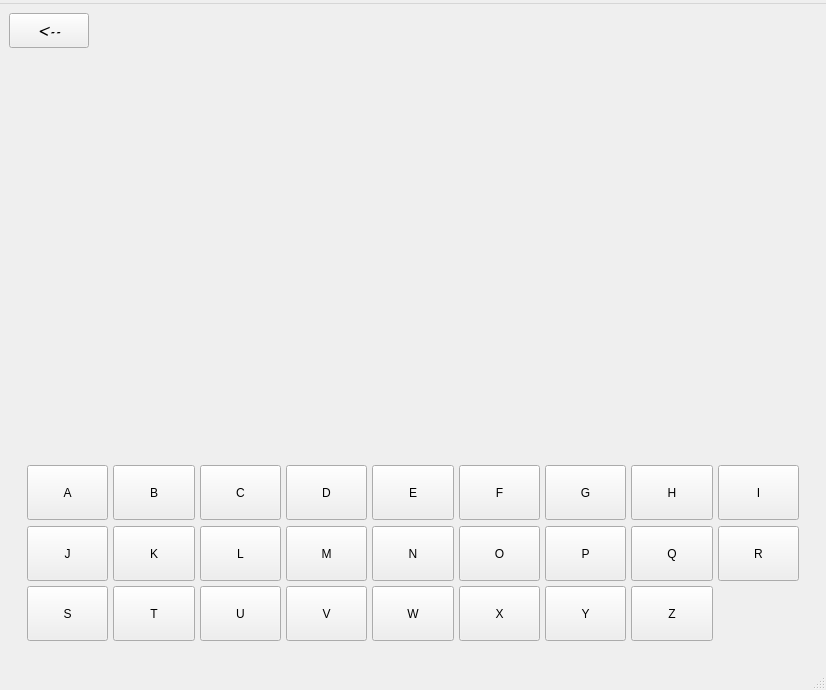
Qt form GUI/Forms/mainwindow.ui (dmitrykitty/hang-game) before a commit.
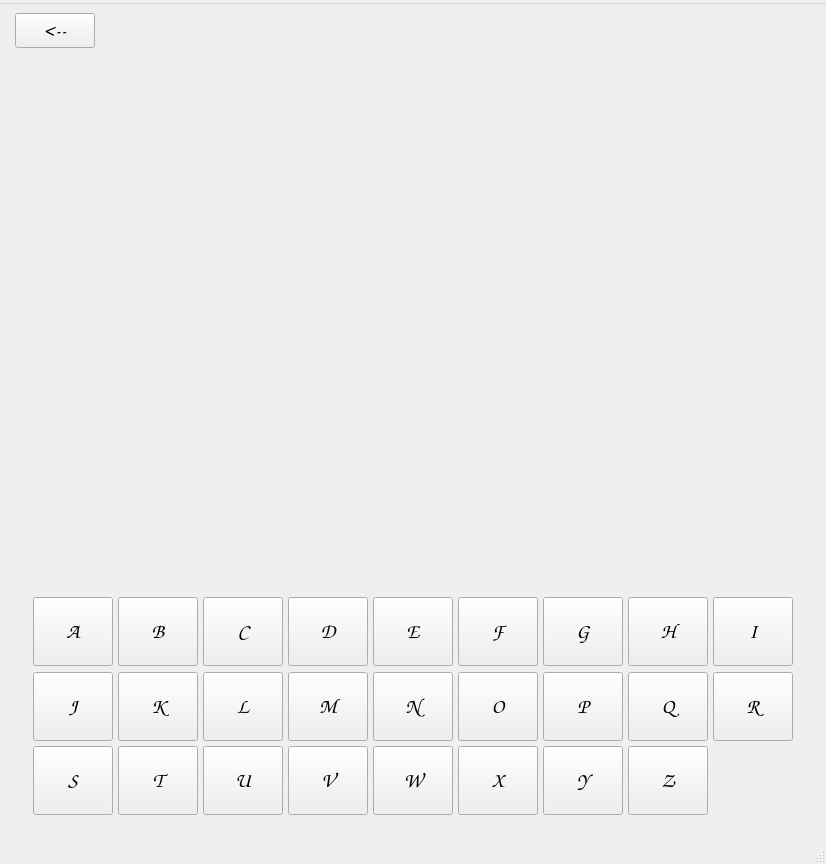
The same form after that commit.

Commit message: game logic and image display added

Patch:
```diff
--- a/GUI/Forms/mainwindow.ui
+++ b/GUI/Forms/mainwindow.ui
@@ -7,7 +7,7 @@
     <x>0</x>
     <y>0</y>
     <width>826</width>
-    <height>690</height>
+    <height>864</height>
    </rect>
   </property>
   <property name="sizePolicy">
@@ -29,11 +29,14 @@
    <property name="minimumSize">
     <size>
      <width>480</width>
-     <height>640</height>
+     <height>720</height>
     </size>
    </property>
    <layout class="QGridLayout" name="gridLayout">
-    <item row="1" column="0">
+    <property name="sizeConstraint">
+     <enum>QLayout::SizeConstraint::SetNoConstraint</enum>
+    </property>
+    <item row="1" column="0" alignment="Qt::AlignmentFlag::AlignHCenter">
      <widget class="QStackedWidget" name="stackedWidget">
       <property name="currentIndex">
        <number>1</number>
@@ -225,7 +228,20 @@
        </layout>
       </widget>
       <widget class="QWidget" name="pageGame">
-       <layout class="QVBoxLayout" name="verticalLayout_7" stretch="0,0,0">
+       <layout class="QVBoxLayout" name="verticalLayout_7" stretch="2,0,1">
+        <item>
+         <widget class="QLabel" name="pictureGame">
+          <property name="maximumSize">
+           <size>
+            <width>484</width>
+            <height>484</height>
+           </size>
+          </property>
+          <property name="text">
+           <string/>
+          </property>
+         </widget>
+        </item>
         <item>
          <spacer name="verticalSpacer">
           <property name="orientation">
@@ -239,19 +255,6 @@
           </property>
          </spacer>
         </item>
-        <item>
-         <spacer name="verticalSpacer_2">
-          <property name="orientation">
-           <enum>Qt::Orientation::Vertical</enum>
-          </property>
-          <property name="sizeHint" stdset="0">
-           <size>
-            <width>20</width>
-            <height>40</height>
-           </size>
-          </property>
-         </spacer>
-        </item>
         <item>
          <widget class="QWidget" name="keyboardWidget" native="true">
           <layout class="QGridLayout" name="gridLayout_3" rowminimumheight="1,1,1,1,1,1">
@@ -268,10 +271,16 @@
              </property>
              <property name="minimumSize">
               <size>
-               <width>20</width>
-               <height>20</height>
+               <width>15</width>
+               <height>15</height>
               </size>
              </property>
+             <property name="font">
+              <font>
+               <family>Comic Sans MS</family>
+               <pointsize>16</pointsize>
+              </font>
+             </property>
              <property name="text">
               <string>O</string>
              </property>
@@ -287,10 +296,16 @@
              </property>
              <property name="minimumSize">
               <size>
-               <width>20</width>
-               <height>20</height>
+               <width>15</width>
+               <height>15</height>
               </size>
              </property>
+             <property name="font">
+              <font>
+               <family>Comic Sans MS</family>
+               <pointsize>16</pointsize>
+              </font>
+             </property>
              <property name="text">
               <string>W</string>
              </property>
@@ -306,10 +321,16 @@
              </property>
              <property name="minimumSize">
               <size>
-               <width>20</width>
-               <height>20</height>
+               <width>15</width>
+               <height>15</height>
               </size>
              </property>
+             <property name="font">
+              <font>
+               <family>Comic Sans MS</family>
+               <pointsize>16</pointsize>
+              </font>
+             </property>
              <property name="text">
               <string>F</string>
              </property>
@@ -325,10 +346,16 @@
              </property>
              <property name="minimumSize">
               <size>
-               <width>20</width>
-               <height>20</height>
+               <width>15</width>
+               <height>15</height>
               </size>
              </property>
+             <property name="font">
+              <font>
+               <family>Comic Sans MS</family>
+               <pointsize>16</pointsize>
+              </font>
+             </property>
              <property name="text">
               <string>N</string>
              </property>
@@ -344,10 +371,16 @@
              </property>
              <property name="minimumSize">
               <size>
-               <width>20</width>
-               <height>20</height>
+               <width>15</width>
+               <height>15</height>
               </size>
              </property>
+             <property name="font">
+              <font>
+               <family>Comic Sans MS</family>
+               <pointsize>16</pointsize>
+              </font>
+             </property>
              <property name="text">
               <string>H</string>
              </property>
@@ -363,10 +396,16 @@
              </property>
              <property name="minimumSize">
               <size>
-               <width>20</width>
-               <height>20</height>
+               <width>15</width>
+               <height>15</height>
               </size>
              </property>
+             <property name="font">
+              <font>
+               <family>Comic Sans MS</family>
+               <pointsize>16</pointsize>
+              </font>
+             </property>
              <property name="text">
               <string>M</string>
              </property>
@@ -382,10 +421,16 @@
              </property>
              <property name="minimumSize">
               <size>
-               <width>20</width>
-               <height>20</height>
+               <width>15</width>
+               <height>15</height>
               </size>
              </property>
+             <property name="font">
+              <font>
+               <family>Comic Sans MS</family>
+               <pointsize>16</pointsize>
+              </font>
+             </property>
              <property name="text">
               <string>C</string>
              </property>
@@ -401,10 +446,16 @@
              </property>
              <property name="minimumSize">
               <size>
-               <width>20</width>
-               <height>20</height>
+               <width>15</width>
+               <height>15</height>
               </size>
              </property>
+             <property name="font">
+              <font>
+               <family>Comic Sans MS</family>
+               <pointsize>16</pointsize>
+              </font>
+             </property>
              <property name="text">
               <string>I</string>
              </property>
@@ -420,10 +471,16 @@
              </property>
              <property name="minimumSize">
               <size>
-               <width>20</width>
-               <height>20</height>
+               <width>15</width>
+               <height>15</height>
               </size>
              </property>
+             <property name="font">
+              <font>
+               <family>Comic Sans MS</family>
+               <pointsize>16</pointsize>
+              </font>
+             </property>
              <property name="text">
               <string>J</string>
              </property>
@@ -439,10 +496,16 @@
              </property>
              <property name="minimumSize">
               <size>
-               <width>20</width>
-               <height>20</height>
+               <width>15</width>
+               <height>15</height>
               </size>
              </property>
+             <property name="font">
+              <font>
+               <family>Comic Sans MS</family>
+               <pointsize>16</pointsize>
+              </font>
+             </property>
              <property name="text">
               <string>L</string>
              </property>
@@ -458,10 +521,16 @@
              </property>
              <property name="minimumSize">
               <size>
-               <width>20</width>
-               <height>20</height>
+               <width>15</width>
+               <height>15</height>
               </size>
              </property>
+             <property name="font">
+              <font>
+               <family>Comic Sans MS</family>
+               <pointsize>16</pointsize>
+              </font>
+             </property>
              <property name="text">
               <string>E</string>
              </property>
@@ -477,10 +546,16 @@
              </property>
              <property name="minimumSize">
               <size>
-               <width>20</width>
-               <height>20</height>
+               <width>15</width>
+               <height>15</height>
               </size>
              </property>
+             <property name="font">
+              <font>
+               <family>Comic Sans MS</family>
+               <pointsize>16</pointsize>
+              </font>
+             </property>
              <property name="text">
               <string>U</string>
              </property>
@@ -496,10 +571,16 @@
              </property>
              <property name="minimumSize">
               <size>
-               <width>20</width>
-               <height>20</height>
+               <width>15</width>
+               <height>15</height>
               </size>
              </property>
+             <property name="font">
+              <font>
+               <family>Comic Sans MS</family>
+               <pointsize>16</pointsize>
+              </font>
+             </property>
              <property name="text">
               <string>B</string>
              </property>
@@ -515,10 +596,16 @@
              </property>
              <property name="minimumSize">
               <size>
-               <width>20</width>
-               <height>20</height>
+               <width>15</width>
+               <height>15</height>
               </size>
              </property>
+             <property name="font">
+              <font>
+               <family>Comic Sans MS</family>
+               <pointsize>16</pointsize>
+              </font>
+             </property>
              <property name="text">
               <string>K</string>
              </property>
@@ -534,10 +621,16 @@
              </property>
              <property name="minimumSize">
               <size>
-               <width>20</width>
-               <height>20</height>
+               <width>15</width>
+               <height>15</height>
               </size>
              </property>
+             <property name="font">
+              <font>
+               <family>Comic Sans MS</family>
+               <pointsize>16</pointsize>
+              </font>
+             </property>
              <property name="text">
               <string>Q</string>
              </property>
@@ -553,10 +646,16 @@
              </property>
              <property name="minimumSize">
               <size>
-               <width>20</width>
-               <height>20</height>
+               <width>15</width>
+               <height>15</height>
               </size>
              </property>
+             <property name="font">
+              <font>
+               <family>Comic Sans MS</family>
+               <pointsize>16</pointsize>
+              </font>
+             </property>
              <property name="text">
               <string>S</string>
              </property>
@@ -572,10 +671,16 @@
              </property>
              <property name="minimumSize">
               <size>
-               <width>20</width>
-               <height>20</height>
+               <width>15</width>
+               <height>15</height>
               </size>
              </property>
+             <property name="font">
+              <font>
+               <family>Comic Sans MS</family>
+               <pointsize>16</pointsize>
+              </font>
+             </property>
              <property name="text">
               <string>T</string>
              </property>
@@ -591,10 +696,16 @@
              </property>
              <property name="minimumSize">
               <size>
-               <width>20</width>
-               <height>20</height>
+               <width>15</width>
+               <height>15</height>
               </size>
              </property>
+             <property name="font">
+              <font>
+               <family>Comic Sans MS</family>
+               <pointsize>16</pointsize>
+              </font>
+             </property>
              <property name="text">
               <string>G</string>
              </property>
@@ -610,10 +721,16 @@
              </property>
              <property name="minimumSize">
               <size>
-               <width>20</width>
-               <height>20</height>
+               <width>15</width>
+               <height>15</height>
               </size>
              </property>
+             <property name="font">
+              <font>
+               <family>Comic Sans MS</family>
+               <pointsize>16</pointsize>
+              </font>
+             </property>
              <property name="text">
               <string>P</string>
              </property>
@@ -629,10 +746,16 @@
              </property>
              <property name="minimumSize">
               <size>
-               <width>20</width>
-               <height>20</height>
+               <width>15</width>
+               <height>15</height>
               </size>
              </property>
+             <property name="font">
+              <font>
+               <family>Comic Sans MS</family>
+               <pointsize>16</pointsize>
+              </font>
+             </property>
              <property name="text">
               <string>X</string>
              </property>
@@ -648,10 +771,16 @@
              </property>
              <property name="minimumSize">
               <size>
-               <width>20</width>
-               <height>20</height>
+               <width>15</width>
+               <height>15</height>
               </size>
              </property>
+             <property name="font">
+              <font>
+               <family>Comic Sans MS</family>
+               <pointsize>16</pointsize>
+              </font>
+             </property>
              <property name="text">
               <string>R</string>
              </property>
@@ -667,10 +796,16 @@
              </property>
              <property name="minimumSize">
               <size>
-               <width>20</width>
-               <height>20</height>
+               <width>15</width>
+               <height>15</height>
               </size>
              </property>
+             <property name="font">
+              <font>
+               <family>Comic Sans MS</family>
+               <pointsize>16</pointsize>
+              </font>
+             </property>
              <property name="text">
               <string>V</string>
              </property>
@@ -686,10 +821,16 @@
              </property>
              <property name="minimumSize">
               <size>
-               <width>20</width>
-               <height>20</height>
+               <width>15</width>
+               <height>15</height>
               </size>
              </property>
+             <property name="font">
+              <font>
+               <family>Comic Sans MS</family>
+               <pointsize>16</pointsize>
+              </font>
+             </property>
              <property name="text">
               <string>Z</string>
              </property>
@@ -705,10 +846,16 @@
              </property>
              <property name="minimumSize">
               <size>
-               <width>20</width>
-               <height>20</height>
+               <width>15</width>
+               <height>15</height>
               </size>
              </property>
+             <property name="font">
+              <font>
+               <family>Comic Sans MS</family>
+               <pointsize>16</pointsize>
+              </font>
+             </property>
              <property name="text">
               <string>D</string>
              </property>
@@ -724,10 +871,16 @@
              </property>
              <property name="minimumSize">
               <size>
-               <width>20</width>
-               <height>20</height>
+               <width>15</width>
+               <height>15</height>
               </size>
              </property>
+             <property name="font">
+              <font>
+               <family>Comic Sans MS</family>
+               <pointsize>16</pointsize>
+              </font>
+             </property>
              <property name="text">
               <string>Y</string>
              </property>
@@ -743,10 +896,16 @@
              </property>
              <property name="minimumSize">
               <size>
-               <width>20</width>
-               <height>20</height>
+               <width>15</width>
+               <height>15</height>
               </size>
              </property>
+             <property name="font">
+              <font>
+               <family>Comic Sans MS</family>
+               <pointsize>16</pointsize>
+              </font>
+             </property>
              <property name="text">
               <string>A</string>
              </property>
```
Left out of the diff: 146 changed lines with no effect on the pictures. Lines whose indentation alone changed are shown as unchanged. The commit also changes 64 other files.
